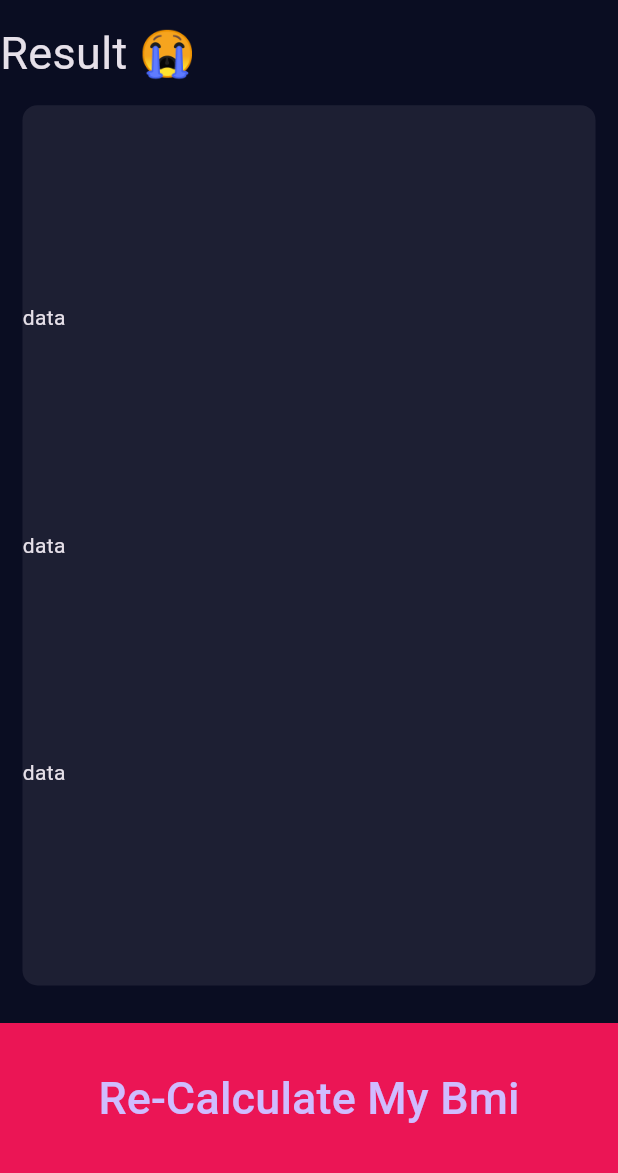
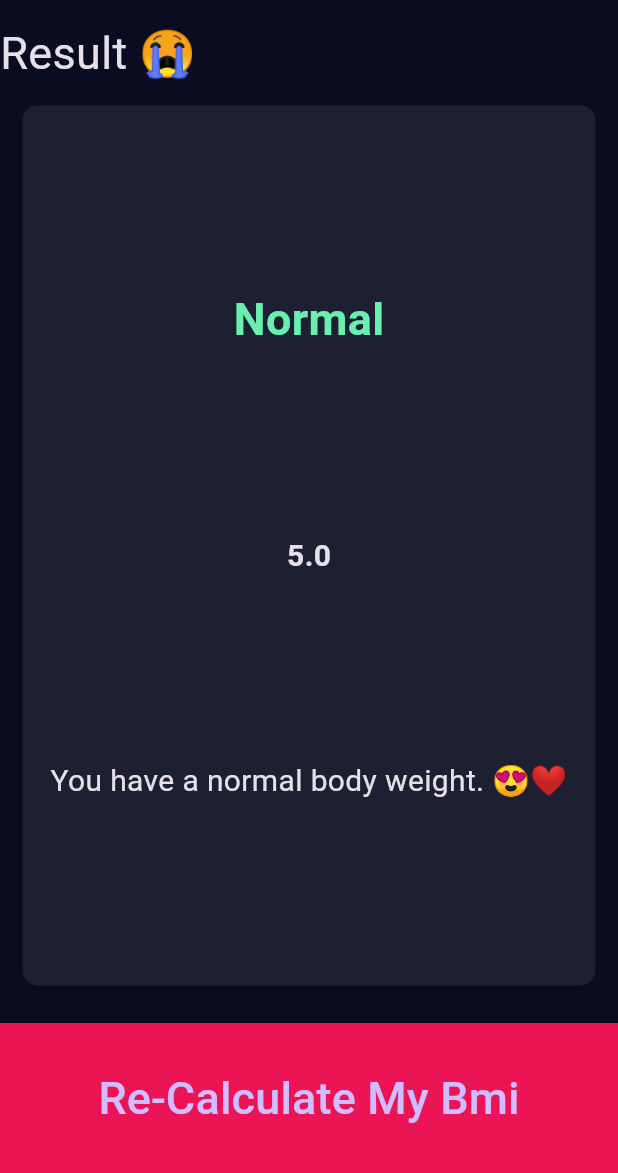
Before and after one commit to Peera-27/Fultter, a Flutter app: the ResultScreen screen opened directly, on a phone screen of 412 x 824 dp, the part 63-1236 px from its top. Run offline on Flutter 3.47's test engine with Material 3 defaults, Android fonts, the phone set to English and light mode, and no system bars.

Commit message:
Update ResultScreen to enhance result display with detailed messages and improved styling

```diff
--- a/lib/screen/result_screen.dart
+++ b/lib/screen/result_screen.dart
@@ -22,7 +22,35 @@ class ResultScreen extends StatelessWidget {
               child: Column(
                 mainAxisAlignment: MainAxisAlignment.spaceEvenly,
                 crossAxisAlignment: CrossAxisAlignment.stretch,
-                children: [Text("data"), Text("data"), Text("data")],
+                children: [
+                  Center(
+                    child: Text(
+                      "Normal",
+                      style: TextStyle(
+                        fontSize: 30,
+                        fontWeight: FontWeight.bold,
+                        color: Colors.greenAccent,
+                      ),
+                    ),
+                  ),
+                  Center(
+                    child: Text(
+                      "5.0",
+                      style: TextStyle(
+                        fontSize: 20,
+                        fontWeight: FontWeight.bold
+                      ),
+                    ),
+                  ),
+                  Center(
+                    child: Text(
+                      "You have a normal body weight. 😍❤️",
+                      style: TextStyle(
+                        fontSize: 20,
+                      ),
+                    ),
+                  ),
+                ],
               ),
             ),
           ),
```
